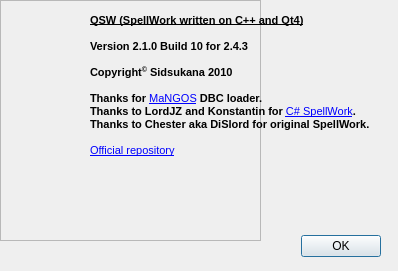
sidsukana/QSpellWork, file QSW/AboutFormUI.ui: the form before one commit.
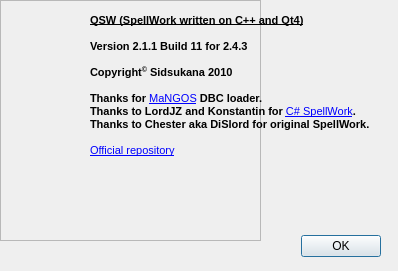
The form after the commit. Icons and pictures are not drawn.

The edit to the form file:
```diff
--- a/QSW/AboutFormUI.ui
+++ b/QSW/AboutFormUI.ui
@@ -83,7 +83,7 @@
 &lt;/style&gt;&lt;/head&gt;&lt;body style=&quot; font-family:'MS Shell Dlg 2'; font-size:8.25pt; font-weight:400; font-style:normal;&quot;&gt;
 &lt;p style=&quot; margin-top:0px; margin-bottom:0px; margin-left:0px; margin-right:0px; -qt-block-indent:0; text-indent:0px;&quot;&gt;&lt;span style=&quot; font-size:8pt; font-weight:600; text-decoration: underline;&quot;&gt;QSW (SpellWork written on C++ and Qt4)&lt;/span&gt;&lt;span style=&quot; font-size:8pt;&quot;&gt; &lt;/span&gt;&lt;/p&gt;
 &lt;p style=&quot;-qt-paragraph-type:empty; margin-top:0px; margin-bottom:0px; margin-left:0px; margin-right:0px; -qt-block-indent:0; text-indent:0px; font-size:8pt; font-weight:600;&quot;&gt;&lt;/p&gt;
-&lt;p style=&quot; margin-top:0px; margin-bottom:0px; margin-left:0px; margin-right:0px; -qt-block-indent:0; text-indent:0px;&quot;&gt;&lt;span style=&quot; font-size:8pt; font-weight:600;&quot;&gt;Version 2.1.0 Build 10 for 2.4.3&lt;/span&gt;&lt;/p&gt;
+&lt;p style=&quot; margin-top:0px; margin-bottom:0px; margin-left:0px; margin-right:0px; -qt-block-indent:0; text-indent:0px;&quot;&gt;&lt;span style=&quot; font-size:8pt; font-weight:600;&quot;&gt;Version 2.1.1 Build 11 for 2.4.3&lt;/span&gt;&lt;/p&gt;
 &lt;p style=&quot;-qt-paragraph-type:empty; margin-top:0px; margin-bottom:0px; margin-left:0px; margin-right:0px; -qt-block-indent:0; text-indent:0px; font-size:8pt; font-weight:600;&quot;&gt;&lt;/p&gt;
 &lt;p style=&quot; margin-top:0px; margin-bottom:0px; margin-left:0px; margin-right:0px; -qt-block-indent:0; text-indent:0px;&quot;&gt;&lt;span style=&quot; font-size:8pt; font-weight:600;&quot;&gt;Copyright&lt;/span&gt;&lt;span style=&quot; font-size:8pt; font-weight:600; vertical-align:super;&quot;&gt;©&lt;/span&gt;&lt;span style=&quot; font-size:8pt; font-weight:600;&quot;&gt; Sidsukana 2010&lt;/span&gt;&lt;/p&gt;
 &lt;p style=&quot;-qt-paragraph-type:empty; margin-top:0px; margin-bottom:0px; margin-left:0px; margin-right:0px; -qt-block-indent:0; text-indent:0px; font-size:8pt; font-weight:600;&quot;&gt;&lt;/p&gt;
```
